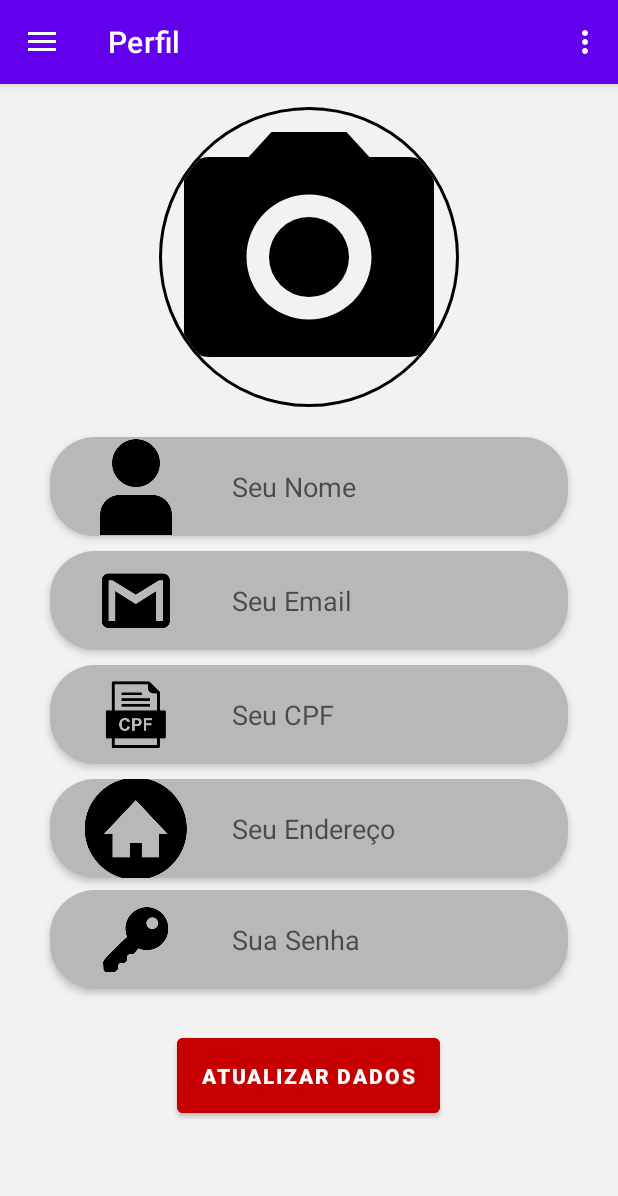
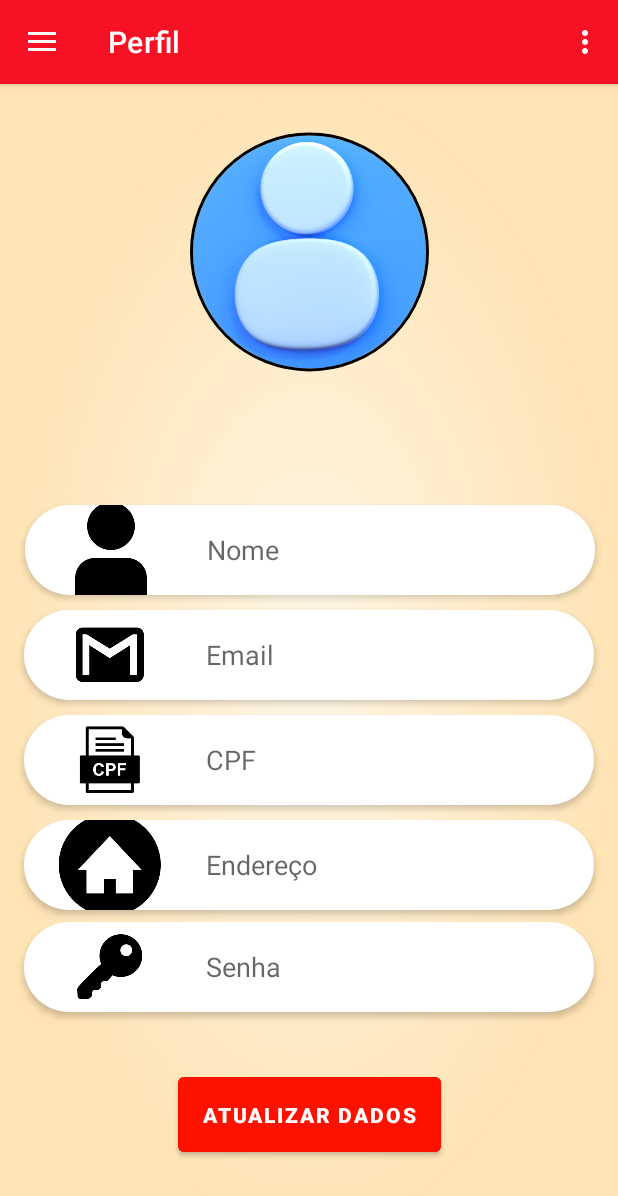
Before and after one commit to EsthefanyDev/AppMelhorOpcao, an Android app: the screen it shows after launch once a user with an empty profile is signed in (MainActivity), in the side drawer, after a tap on "Perfil", on a phone screen of 412 x 824 dp. Shown: the top 1196 px of the screen. Run offline under Robolectric (Android 15) with nearby library versions, the phone set to English and light mode, and no system bars; our stand-ins replace CircleImageView, Firebase (no records; nobody signed in at launch, a user with empty details on screens opened directly), navigation-ui; Roboto replaces fonts that are not available here.

Commit message:
ajustes nas interfaces

```diff
--- a/app/build.gradle.kts
+++ b/app/build.gradle.kts
@@ -58,7 +58,13 @@ dependencies {
     //ImageView Circular
     implementation ("de.hdodenhof:circleimageview:3.1.0")
 
+
     //Configuração do Firebase Cloud Messaging (FCM) para Notificações
     implementation ("com.google.firebase:firebase-messaging:23.0.0")
 
+
+
+
+
+
 }
--- a/app/src/main/res/drawable/edittext_background.xml
+++ b/app/src/main/res/drawable/edittext_background.xml
@@ -1,6 +1,6 @@
 <?xml version="1.0" encoding="utf-8"?>
 <shape xmlns:android="http://schemas.android.com/apk/res/android">
 
-    <solid android:color="@color/cray1"/>
+    <solid android:color="@color/white"/>
     <corners android:radius="30dp"/>
 </shape>
--- a/app/src/main/res/layout/app_bar_main.xml
+++ b/app/src/main/res/layout/app_bar_main.xml
@@ -21,6 +21,11 @@
 
     </com.google.android.material.appbar.AppBarLayout>
 
+
     <include layout="@layout/content_main" />
 
+
+
+
+
 </androidx.coordinatorlayout.widget.CoordinatorLayout>
--- a/app/src/main/res/layout/fragment_perfil.xml
+++ b/app/src/main/res/layout/fragment_perfil.xml
@@ -4,47 +4,48 @@
     xmlns:tools="http://schemas.android.com/tools"
     android:layout_width="match_parent"
     android:layout_height="match_parent"
-    android:background="#F3F1F1"
+    android:background="@mipmap/orange_background"
     tools:context=".ui.perfil.PerfilFragment">
 
     <de.hdodenhof.circleimageview.CircleImageView
         android:id="@+id/perfil_img"
-        android:layout_width="200dp"
-        android:layout_height="200dp"
-        android:src="@drawable/ic_menu_camera"
+        android:layout_width="159dp"
+        android:layout_height="193dp"
+        android:layout_marginTop="15dp"
+        android:src="@mipmap/avatar"
+        app:civ_border_color="#FF000000"
         app:civ_border_width="2dp"
-        android:layout_marginTop="15dp"
-        app:civ_border_color="#FF000000"
 
         app:layout_constraintEnd_toEndOf="parent"
         app:layout_constraintStart_toStartOf="parent"
-        app:layout_constraintTop_toTopOf="parent"/>
+        app:layout_constraintTop_toTopOf="parent" />
 
     <EditText
         android:id="@+id/perfil_nome"
-        android:layout_width="345dp"
-        android:layout_height="66dp"
+        android:layout_width="380dp"
+        android:layout_height="60dp"
+        android:layout_marginTop="72dp"
         android:background="@drawable/edittext_background"
         android:drawableLeft="@mipmap/ic_launcher_user_foreground"
         android:drawablePadding="10dp"
         android:elevation="3dp"
-        android:hint="Seu Nome"
+        android:hint="Nome"
         android:padding="3dp"
-        android:layout_marginTop="20dp"
         app:layout_constraintEnd_toEndOf="parent"
+        app:layout_constraintHorizontal_bias="0.516"
         app:layout_constraintStart_toStartOf="parent"
         app:layout_constraintTop_toBottomOf="@+id/perfil_img"
         app:layout_constraintWidth_percent=".8" />
 
     <EditText
         android:id="@+id/perfil_email"
-        android:layout_width="345dp"
-        android:layout_height="66dp"
+        android:layout_width="380dp"
+        android:layout_height="60dp"
         android:background="@drawable/edittext_background"
         android:drawableLeft="@mipmap/ic_launcher_email_foreground"
         android:drawablePadding="10dp"
         android:elevation="3dp"
-        android:hint="Seu Email"
+        android:hint="Email"
         android:padding="3dp"
         android:layout_marginTop="10dp"
         app:layout_constraintEnd_toEndOf="parent"
@@ -54,13 +55,13 @@
 
     <EditText
         android:id="@+id/perfil_cpf"
-        android:layout_width="345dp"
-        android:layout_height="66dp"
+        android:layout_width="380dp"
+        android:layout_height="60dp"
         android:background="@drawable/edittext_background"
         android:drawableLeft="@mipmap/ic_launcher_cpf_foreground"
         android:drawablePadding="10dp"
         android:elevation="3dp"
-        android:hint="Seu CPF"
+        android:hint="CPF"
         android:padding="3dp"
         android:layout_marginTop="10dp"
         app:layout_constraintEnd_toEndOf="parent"
@@ -70,13 +71,13 @@
 
     <EditText
         android:id="@+id/perfil_endereco"
-        android:layout_width="345dp"
-        android:layout_height="66dp"
+        android:layout_width="380dp"
+        android:layout_height="60dp"
         android:background="@drawable/edittext_background"
         android:drawableLeft="@mipmap/ic_launcher_casa_foreground"
         android:drawablePadding="10dp"
         android:elevation="3dp"
-        android:hint="Seu Endereço"
+        android:hint="Endereço"
         android:padding="3dp"
         android:layout_marginTop="10dp"
         app:layout_constraintEnd_toEndOf="parent"
@@ -87,14 +88,14 @@
     <EditText
         android:id="@+id/perfil_senha"
         android:inputType="textPassword"
-        android:layout_width="345dp"
-        android:layout_height="66dp"
+        android:layout_width="380dp"
+        android:layout_height="60dp"
         android:layout_marginTop="8dp"
         android:background="@drawable/edittext_background"
         android:drawableLeft="@mipmap/ic_launcher_key_foreground"
         android:drawablePadding="10dp"
         android:elevation="3dp"
-        android:hint="Sua Senha"
+        android:hint="Senha"
         android:padding="3dp"
         app:layout_constraintEnd_toEndOf="parent"
         app:layout_constraintStart_toStartOf="parent"
@@ -105,15 +106,12 @@
         android:id="@+id/update_btn"
         android:layout_width="175dp"
         android:layout_height="62dp"
-        android:layout_marginStart="118dp"
-        android:layout_marginEnd="118dp"
-        android:backgroundTint="#C60000"
+        android:backgroundTint="@color/red1"
         android:text="Atualizar Dados"
         android:textStyle="bold"
         app:layout_constraintBottom_toBottomOf="parent"
         app:layout_constraintEnd_toEndOf="parent"
-        app:layout_constraintHorizontal_bias="0.0"
         app:layout_constraintStart_toStartOf="parent"
         app:layout_constraintTop_toBottomOf="@+id/perfil_senha"
-        app:layout_constraintVertical_bias="0.258" />
+        app:layout_constraintVertical_bias="0.431" />
 </androidx.constraintlayout.widget.ConstraintLayout>
--- a/app/src/main/res/layout/popular_item.xml
+++ b/app/src/main/res/layout/popular_item.xml
@@ -8,10 +8,10 @@
     app:cardCornerRadius="90dp">
 
     <LinearLayout
-        android:layout_width="210dp"
-        android:layout_height="190dp"
+        android:layout_width="150dp"
+        android:layout_height="150dp"
         android:orientation="vertical"
-        android:padding="5dp"
+        android:padding="0dp"
         android:background="@android:color/transparent">
 
         <!-- Imagem arredondada -->
--- a/app/src/main/res/menu/activity_main_drawer.xml
+++ b/app/src/main/res/menu/activity_main_drawer.xml
@@ -6,15 +6,15 @@
     <group android:checkableBehavior="single">
         <item
             android:id="@+id/nav_home"
-            android:icon="@drawable/ic_menu_camera"
+            android:icon="@drawable/btn_1"
             android:title="@string/menu_home" />
         <item
             android:id="@+id/nav_carrinho"
-            android:icon="@drawable/ic_menu_gallery"
+            android:icon="@drawable/btn_3"
             android:title="@string/carrinho" />
         <item
             android:id="@+id/nav_perfil"
-            android:icon="@drawable/ic_menu_slideshow"
+            android:icon="@drawable/btn_4"
             android:title="@string/perfil" />
     </group>
 </menu>
--- a/app/src/main/res/values-night/themes.xml
+++ b/app/src/main/res/values-night/themes.xml
@@ -2,15 +2,33 @@
     <!-- Base application theme. -->
     <style name="Theme.Melhor_Opcao_Delivery" parent="Theme.MaterialComponents.DayNight.NoActionBar">
         <!-- Primary brand color. -->
-        <item name="colorPrimary">@color/purple_200</item>
-        <item name="colorPrimaryVariant">@color/purple_700</item>
-        <item name="colorOnPrimary">@color/black</item>
+        <item name="colorPrimary">#F71124</item> <!-- Vermelho -->
+        <item name="colorPrimaryVariant">#F71124</item> <!--  -->
+        <item name="colorOnPrimary">#FFFFFF</item> <!-- Branco -->
         <!-- Secondary brand color. -->
-        <item name="colorSecondary">@color/teal_200</item>
-        <item name="colorSecondaryVariant">@color/teal_200</item>
-        <item name="colorOnSecondary">@color/black</item>
+        <item name="colorSecondary">#FFFFFF</item> <!-- Branco -->
+        <item name="colorSecondaryVariant">#FFD800</item> <!-- Amarelo -->
+        <item name="colorOnSecondary">#000000</item> <!-- Preto -->
+
         <!-- Status bar color. -->
         <item name="android:statusBarColor">?attr/colorPrimaryVariant</item>
         <!-- Customize your theme here. -->
     </style>
+
+    <style name="Theme.Melhor_Opcao_Delivery.NoActionBar">
+        <item name="windowActionBar">false</item>
+        <item name="windowNoTitle">true</item>
+    </style>
+
+    <style name="Theme.Melhor_Opcao_Delivery.AppBarOverlay" parent="ThemeOverlay.AppCompat.Dark.ActionBar" />
+
+    <style name="Theme.Melhor_Opcao_Delivery.PopupOverlay" parent="ThemeOverlay.AppCompat.Light" />
+
+    <!-- Define um estilo para a barra de ferramentas -->
+    <style name="CustomToolbarTitleText" parent="TextAppearance.Widget.AppCompat.Toolbar.Title">
+        <item name="android:textSize">28sp</item> <!-- Aumenta o tamanho do texto -->
+        <item name="android:textStyle">bold</item> <!-- Deixa o texto em negrito -->
+        <item name="android:fontFamily">sans-serif</item> <!-- Escolhe uma família de fontes -->
+        <item name="android:textColor">#FFD800</item> <!-- Cor do texto (amarelo) -->
+    </style>
 </resources>
--- a/app/src/main/res/values/strings.xml
+++ b/app/src/main/res/values/strings.xml
@@ -5,7 +5,7 @@
     <string name="nav_header_title">Android Studio</string>
     <string name="nav_header_subtitle">android.studio@android.com</string>
     <string name="nav_header_desc">Navigation header</string>
-    <string name="action_settings">Settings</string>
+    <string name="action_settings">Sair</string>
 
     <string name="menu_home">Home</string>
     <string name="menu_gallery">Gallery</string>
--- a/app/src/main/res/values/themes.xml
+++ b/app/src/main/res/values/themes.xml
@@ -2,13 +2,13 @@
     <!-- Base application theme. -->
     <style name="Theme.Melhor_Opcao_Delivery" parent="Theme.MaterialComponents.DayNight.NoActionBar">
         <!-- Primary brand color. -->
-        <item name="colorPrimary">@color/purple_500</item>
-        <item name="colorPrimaryVariant">@color/purple_700</item>
-        <item name="colorOnPrimary">@color/white</item>
+        <item name="colorPrimary">#F71124</item> <!-- Amarelo -->
+        <item name="colorPrimaryVariant">#F71124</item> <!-- Vermelho -->
+        <item name="colorOnPrimary">#FFFFFF</item> <!-- Branco -->
         <!-- Secondary brand color. -->
-        <item name="colorSecondary">@color/teal_200</item>
-        <item name="colorSecondaryVariant">@color/teal_700</item>
-        <item name="colorOnSecondary">@color/black</item>
+        <item name="colorSecondary">#FFFFFF</item> <!-- Branco -->
+        <item name="colorSecondaryVariant">#FAD821</item> <!-- Amarelo -->
+        <item name="colorOnSecondary">#000000</item> <!-- Preto -->
         <!-- Status bar color. -->
         <item name="android:statusBarColor">?attr/colorPrimaryVariant</item>
         <!-- Customize your theme here. -->
@@ -23,11 +23,11 @@
 
     <style name="Theme.Melhor_Opcao_Delivery.PopupOverlay" parent="ThemeOverlay.AppCompat.Light" />
 
-<!--    Define um estililo pro toobar-->
+    <!-- Define um estilo para a barra de ferramentas -->
     <style name="CustomToolbarTitleText" parent="TextAppearance.Widget.AppCompat.Toolbar.Title">
         <item name="android:textSize">28sp</item> <!-- Aumenta o tamanho do texto -->
         <item name="android:textStyle">bold</item> <!-- Deixa o texto em negrito -->
         <item name="android:fontFamily">sans-serif</item> <!-- Escolhe uma família de fontes -->
-        <item name="android:textColor">#730000</item> <!-- Cor do texto -->
+        <item name="android:textColor">#F71124</item> <!-- Cor do texto (vermelho) -->
     </style>
 </resources>
```
Also changed, not shown: app/src/main/res/layout/categorias.xml (+7 -6 lines), app/src/main/res/layout/fragment_carrinho.xml (+4 -4 lines), app/src/main/res/layout/fragment_home.xml (+23 -10 lines), app/src/main/res/layout/nav_header_main.xml (+9 -9 lines), app/src/main/res/drawable/btn_1.png (added), app/src/main/res/drawable/btn_3.png (added), app/src/main/res/drawable/btn_4.png (added), app/src/main/res/mipmap-hdpi/avatar.png (added), app/src/main/res/mipmap-hdpi/ic_phone.png (added).
